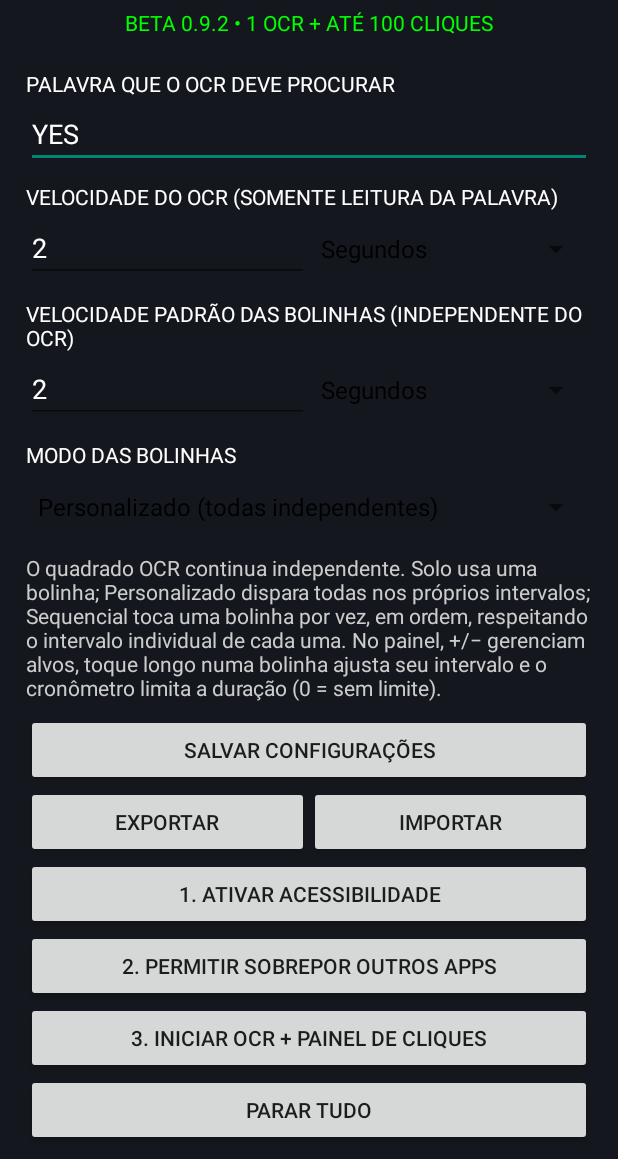
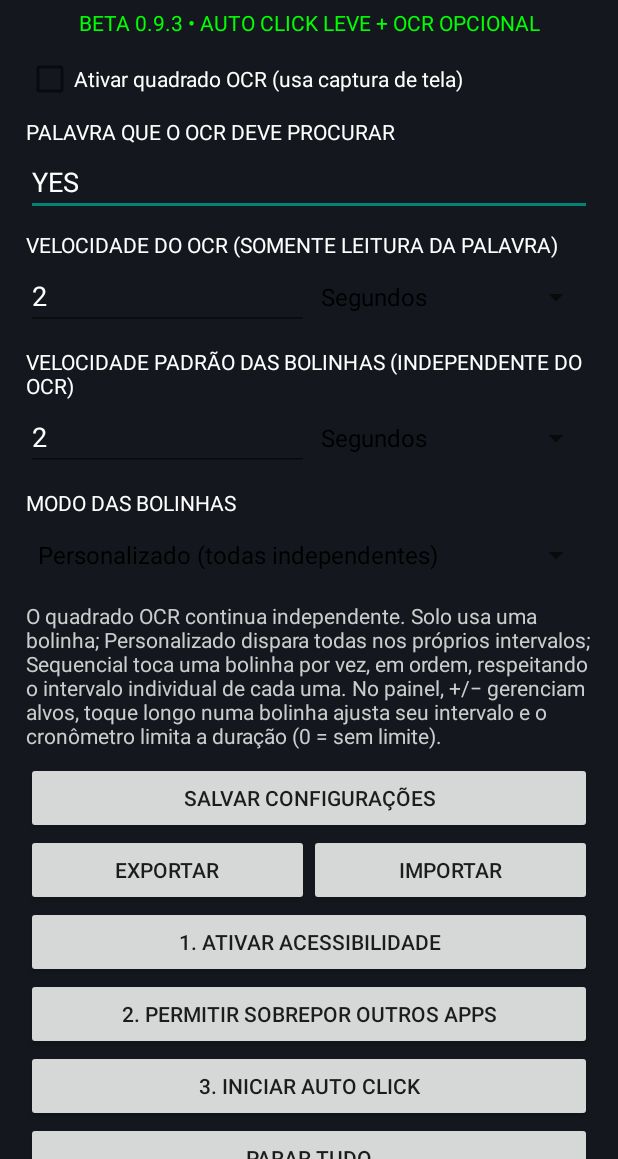
Before and after one commit to gilbertolikelike-cloud/Tubo-CRT, an Android app: the screen it shows after launch (MainActivity), after a tap on "SALVAR CONFIGURAÇÕES", on a phone screen of 412 x 824 dp, the part 77-1236 px from its top. Run offline under Robolectric (Android 15) with nearby library versions, the light colour scheme and no system bars; 3 other taps on this screen came first.

Commit message:
Make OCR optional in main activity

```diff
--- a/OCR-AutoClicker/app/src/main/java/com/ocrautoclicker/app/MainActivity.java
+++ b/OCR-AutoClicker/app/src/main/java/com/ocrautoclicker/app/MainActivity.java
@@ -22,6 +22,7 @@ public class MainActivity extends Activity {
     private static final int REQUEST_CAPTURE = 410;
     private EditText word, ocrInterval, clickInterval;
     private Spinner ocrUnit, clickUnit, clickMode;
+    private CheckBox enableOcr;
     private TextView status;
 
     @Override protected void onCreate(Bundle savedInstanceState) {
@@ -43,11 +44,17 @@ public class MainActivity extends Activity {
         layout.addView(title);
 
         TextView version = new TextView(this);
-        version.setText("BETA 0.9.2 • 1 OCR + ATÉ 100 CLIQUES");
+        version.setText("BETA 0.9.3 • AUTO CLICK LEVE + OCR OPCIONAL");
         version.setTextColor(Color.GREEN);
         version.setGravity(Gravity.CENTER);
         version.setPadding(0, 8, 0, 18);
         layout.addView(version);
+
+        enableOcr = new CheckBox(this);
+        enableOcr.setText("Ativar quadrado OCR (usa captura de tela)");
+        enableOcr.setTextColor(Color.WHITE);
+        enableOcr.setChecked(prefs.getBoolean("ocr_enabled", false));
+        layout.addView(enableOcr);
 
         addLabel(layout, "PALAVRA QUE O OCR DEVE PROCURAR");
         word = new EditText(this);
@@ -132,10 +139,12 @@ public class MainActivity extends Activity {
         });
 
         Button start = new Button(this);
-        start.setText("3. INICIAR OCR + PAINEL DE CLIQUES");
+        start.setText("3. INICIAR AUTO CLICK");
         layout.addView(start);
         start.setOnClickListener(v -> {
-            if (saveSettings()) beginCapture();
+            if (!saveSettings()) return;
+            if (enableOcr.isChecked()) beginCapture();
+            else beginClickOnly();
         });
 
         Button stop = new Button(this);
@@ -226,7 +235,8 @@ public class MainActivity extends Activity {
                 .putLong("click_interval_value", clickValue)
                 .putInt("click_interval_unit", clickSelected)
                 .putLong("click_default_interval_ms", clickMs)
-                .putString("click_mode", mode);
+                .putString("click_mode", mode)
+                .putBoolean("ocr_enabled", enableOcr.isChecked());
             // Keep legacy keys readable by older builds; new code uses separate settings.
             edit.putLong("global_interval_value", clickValue)
                 .putInt("global_unit", clickSelected)
@@ -343,6 +353,22 @@ public class MainActivity extends Activity {
             }).show();
     }
 
+    private void beginClickOnly() {
+        if (!TapAccessibilityService.isReady()) {
+            status.setText("Ative primeiro a acessibilidade.");
+            return;
+        }
+        if (Build.VERSION.SDK_INT >= 23 && !Settings.canDrawOverlays(this)) {
+            status.setText("Libere a permissão de sobreposição primeiro.");
+            return;
+        }
+        stopService(new Intent(this, ScreenCaptureService.class));
+        Intent service = new Intent(this, ScreenCaptureService.class);
+        if (Build.VERSION.SDK_INT >= 26) startForegroundService(service);
+        else startService(service);
+        status.setText("Auto Click ativo. OCR desligado para economizar recursos.");
+    }
+
     private void beginCapture() {
         if (!TapAccessibilityService.isReady()) {
             status.setText("Ative primeiro a acessibilidade do OCR Auto Clicker.");
@@ -367,7 +393,7 @@ public class MainActivity extends Activity {
             service.putExtra("captureData", data);
             if (Build.VERSION.SDK_INT >= 26) startForegroundService(service);
             else startService(service);
-            status.setText("OCR ativo. Modo " +
+            status.setText("OCR ativo. Modo "
                 (clickMode.getSelectedItemPosition()==0?"Solo":(clickMode.getSelectedItemPosition()==2?"Sequencial":"Personalizado")) + ".");
         } else status.setText("Captura de tela cancelada.");
     }
```
